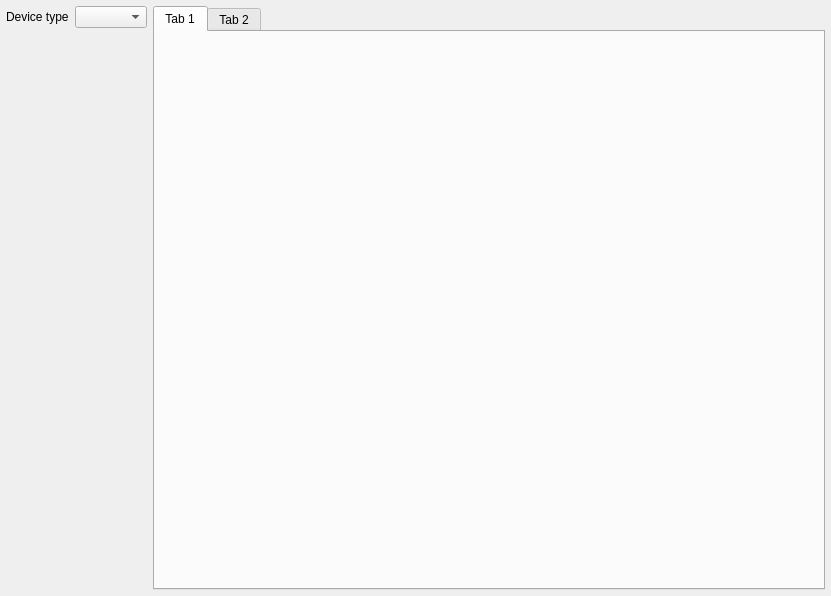
This is src/modbus/SAKModbusDebugPage.ui in x-tools-author/x-tools as Qt 5 draws it before an edit. The edited form follows.
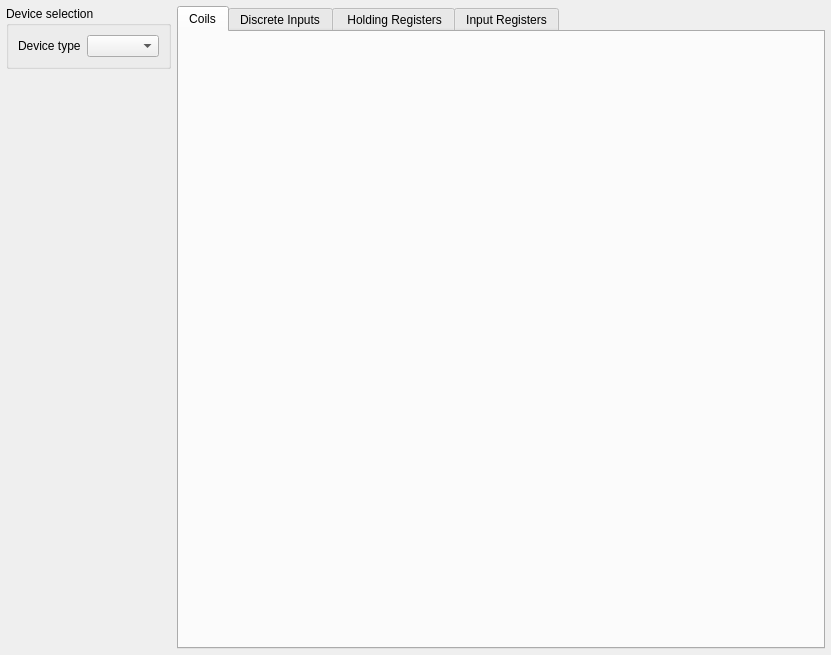
This is the edited form.

Diff of the .ui file:
```diff
--- a/src/modbus/SAKModbusDebugPage.ui
+++ b/src/modbus/SAKModbusDebugPage.ui
@@ -7,7 +7,7 @@
     <x>0</x>
     <y>0</y>
     <width>831</width>
-    <height>596</height>
+    <height>655</height>
    </rect>
   </property>
   <property name="windowTitle">
@@ -28,6 +28,9 @@
    </property>
    <item row="0" column="0">
     <widget class="QWidget" name="widget" native="true">
+     <property name="styleSheet">
+      <string notr="true"/>
+     </property>
      <layout class="QGridLayout" name="gridLayout_2">
       <property name="leftMargin">
        <number>0</number>
@@ -41,38 +44,79 @@
       <property name="bottomMargin">
        <number>0</number>
       </property>
-      <item row="0" column="0">
-       <widget class="QLabel" name="label">
+      <item row="1" column="0" colspan="2">
+       <widget class="QWidget" name="deviceControllerWidget" native="true">
         <property name="sizePolicy">
-         <sizepolicy hsizetype="Fixed" vsizetype="Preferred">
+         <sizepolicy hsizetype="Preferred" vsizetype="Expanding">
           <horstretch>0</horstretch>
           <verstretch>0</verstretch>
          </sizepolicy>
         </property>
-        <property name="text">
-         <string>Device type</string>
+        <property name="minimumSize">
+         <size>
+          <width>0</width>
+          <height>0</height>
+         </size>
         </property>
+        <property name="styleSheet">
+         <string notr="true"/>
+        </property>
        </widget>
       </item>
-      <item row="0" column="1">
-       <widget class="QComboBox" name="deviceTypeComboBox"/>
-      </item>
-      <item row="1" column="0" colspan="2">
-       <widget class="QWidget" name="deviceControllerWidget" native="true"/>
+      <item row="0" column="0" colspan="2">
+       <widget class="QGroupBox" name="groupBox">
+        <property name="title">
+         <string>Device selection</string>
+        </property>
+        <layout class="QGridLayout" name="gridLayout_3">
+         <item row="0" column="1">
+          <widget class="QComboBox" name="deviceTypeComboBox"/>
+         </item>
+         <item row="0" column="0">
+          <widget class="QLabel" name="label">
+           <property name="sizePolicy">
+            <sizepolicy hsizetype="Fixed" vsizetype="Preferred">
+             <horstretch>0</horstretch>
+             <verstretch>0</verstretch>
+            </sizepolicy>
+           </property>
+           <property name="text">
+            <string>Device type</string>
+           </property>
+          </widget>
+         </item>
+        </layout>
+       </widget>
       </item>
      </layout>
     </widget>
    </item>
    <item row="0" column="1">
     <widget class="QTabWidget" name="tabWidget">
-     <widget class="QWidget" name="tab">
+     <property name="currentIndex">
+      <number>0</number>
+     </property>
+     <widget class="QWidget" name="coilsWidget">
+      <property name="styleSheet">
+       <string notr="true"/>
+      </property>
       <attribute name="title">
-       <string>Tab 1</string>
+       <string>Coils</string>
       </attribute>
      </widget>
      <widget class="QWidget" name="tab_2">
       <attribute name="title">
-       <string>Tab 2</string>
+       <string>Discrete Inputs</string>
+      </attribute>
+     </widget>
+     <widget class="QWidget" name="holdingRegistersWidget">
+      <attribute name="title">
+       <string> Holding Registers</string>
+      </attribute>
+     </widget>
+     <widget class="QWidget" name="inputRegistersWidget">
+      <attribute name="title">
+       <string>Input Registers</string>
       </attribute>
      </widget>
     </widget>
```
Left out of the diff: 2 changed lines with no effect on the pictures.
